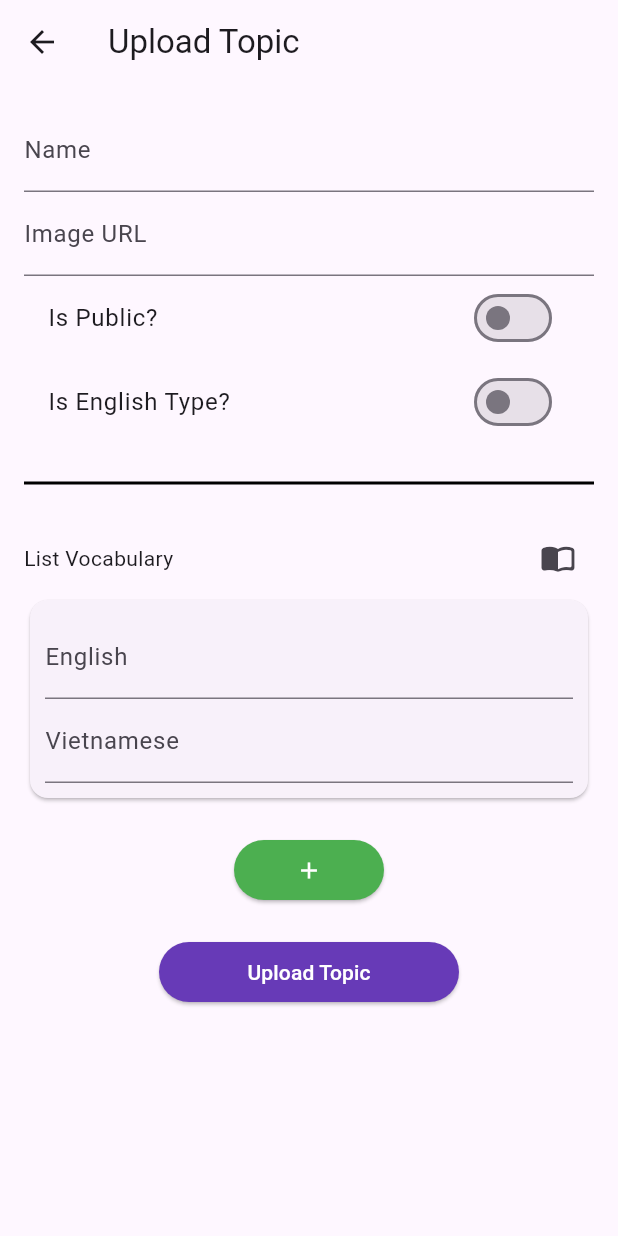
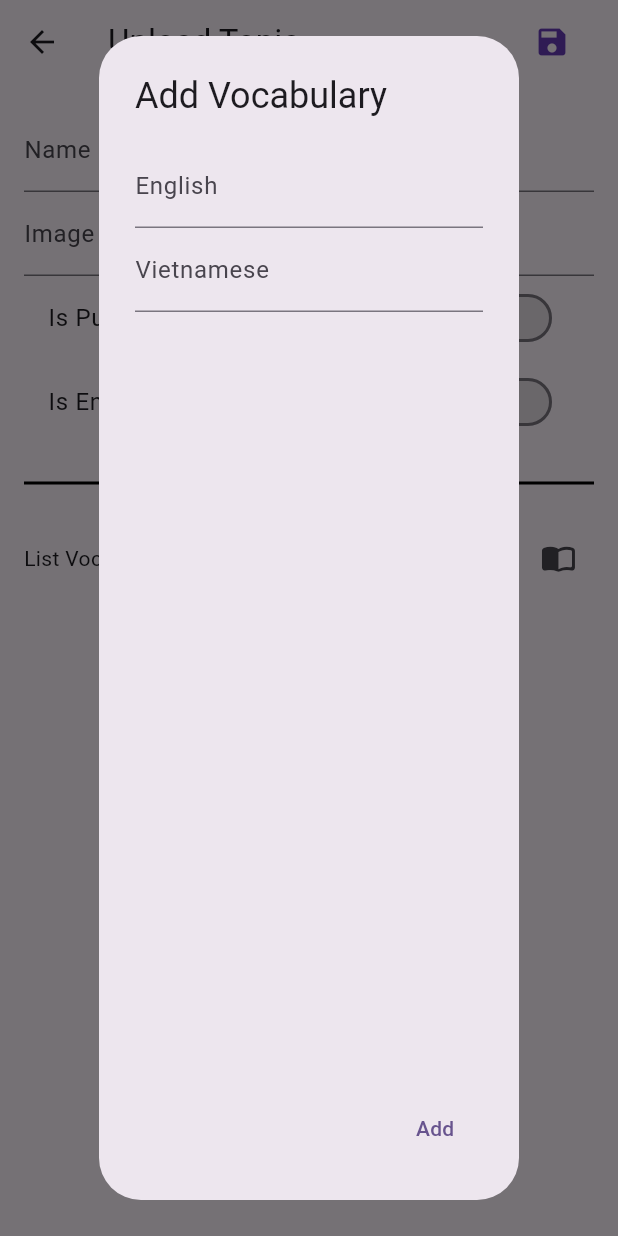
Before and after one commit to giahao222/englishquiz, a Flutter app: the AddTopic screen opened by its route, after a tap on the "add" icon, on a phone screen of 412 x 824 dp. Run offline on Flutter 3.47's test engine with Material 3 defaults, Android fonts, the light colour scheme and no system bars; our stand-ins replace firebase_auth, firebase_core, firebase_database, get, shared_preferences; accounts and stored records are empty.

Commit message:
done add topic

```diff
--- a/lib/main.dart
+++ b/lib/main.dart
@@ -2,7 +2,7 @@ import 'package:englishquiz/screens/auth/login.dart';
 import 'package:englishquiz/screens/home/Home.dart';
 import 'package:englishquiz/screens/home/MainScreen.dart';
 import 'package:englishquiz/screens/library/AddTopic.dart';
-import 'package:englishquiz/screens/library/TopicController.dart';
+import 'package:englishquiz/screens/library/MyTopics.dart';
 import 'package:englishquiz/services/FirebaseService.dart';
 import 'package:firebase_core/firebase_core.dart';
 import 'package:flutter/foundation.dart';
@@ -44,7 +44,7 @@ class MyApp extends StatelessWidget {
       home: MainScreen(),
       debugShowCheckedModeBanner: false,
       getPages: [
-        GetPage(name: '/add_topic', page: () => AddTopic()),
+        GetPage(name: '/add-topic', page: () => AddTopic()),
       ],
     );
   }
--- a/lib/screens/home/Topic.dart
+++ b/lib/screens/home/Topic.dart
@@ -2,7 +2,6 @@ import 'package:json_annotation/json_annotation.dart';
 
 @JsonSerializable()
 class Topic {
-  String id;
   String name;
   String creator;
   String image;
@@ -10,12 +9,11 @@ class Topic {
   bool isEngType;
   Map<String, dynamic> listVocab;
 
-  Topic(this.id, this.name, this.creator, this.image, this.isPublic,
-      this.isEngType, this.listVocab);
+  Topic(this.name, this.creator, this.image, this.isPublic, this.isEngType,
+      this.listVocab);
 
-  factory Topic.fromJson(String id, Map<dynamic, dynamic> json) {
+  factory Topic.fromJson(Map<dynamic, dynamic> json) {
     return Topic(
-      id,
       json['name'],
       json['creator'],
       json['image'],
@@ -25,8 +23,7 @@ class Topic {
     );
   }
 
-  Map<dynamic, dynamic> toJson() => {
-        'id': id,
+  Map<String, dynamic> toJson() => {
         'name': name,
         'creator': creator,
         'image': image,
@@ -34,4 +31,9 @@ class Topic {
         'isEngType': isEngType,
         'list_vocab': listVocab,
       };
+
+  @override
+  String toString() {
+    return 'Topic{name: $name, creator: $creator, image: $image, isPublic: $isPublic, isEngType: $isEngType, listVocab: $listVocab}';
+  }
 }
--- a/lib/screens/library/AddTopic.dart
+++ b/lib/screens/library/AddTopic.dart
@@ -1,14 +1,15 @@
-import 'package:englishquiz/utils/UniqueKeyGenerator.dart';
+import 'package:englishquiz/screens/home/Topic.dart';
+import 'package:englishquiz/services/FirebaseService.dart';
 import 'package:firebase_auth/firebase_auth.dart';
 import 'package:firebase_core/firebase_core.dart';
 import 'package:flutter/material.dart';
 import 'package:get/get.dart';
 
-class WordPair {
-  String eng;
-  String vie;
+class CardData {
+  var vietnamese = ''.obs;
+  var english = ''.obs;
 
-  WordPair({required this.eng, required this.vie});
+  CardData({required this.vietnamese, required this.english});
 }
 
 class AddTopicController extends GetxController {
@@ -17,24 +18,52 @@ class AddTopicController extends GetxController {
   var isPublic = false.obs;
   var isEngType = false.obs;
   var listVocab = <String, dynamic>{}.obs;
-  var topics = <WordPair>[].obs;
-  final _creator = FirebaseAuth.instance.currentUser!.displayName;
+  var engWord = '';
+  var vieWord = '';
+  var listCard = <CardData>[].obs;
+  // final _creator = FirebaseAuth.instance.currentUser!.displayName??'Unknown';
 
+  void uploadTopic() async {
+    if (name.value.isEmpty || image.value.isEmpty || listCard.isEmpty) {
+      Get.snackbar('Error', 'Please fill all fields',
+          snackPosition: SnackPosition.BOTTOM,
+          backgroundColor: Colors.red,
+          colorText: Colors.white,
+          duration: Duration(seconds: 2));
+      return;
+    }
 
-  @override
-  void onInit() {
-    super.onInit();
+    Topic topic = Topic(
+        name.value,
+        'Unknown',
+        image.value,
+        isPublic.value,
+        isEngType.value,
+        _convertToListVocab(listCard));
+    await FirebaseService().addData('Topics', topic.toJson());
+    Get.back();
   }
 
-  void uploadTopic() {
+  Map<String, dynamic> _convertToListVocab(RxList<CardData> listCard) {
+    Map<String, dynamic> listVocab = {};
+    listCard.forEach((card) {
+      listVocab[card.english.value] = card.vietnamese.value;
+    });
+    return listVocab;
   }
 
-  void addCard() {
-    topics.add(WordPair(eng: '', vie: ''));
+  // Function to add card
+  void addCard(CardData card) {
+    listCard.add(card);
   }
 
+  // Function to remove card
   void removeCard(int index) {
-    topics.removeAt(index);
+    listCard.removeAt(index);
+    for (int i = 0; i < listCard.length; i++) {
+      print(
+          'Card $i: ${listCard[i].english.value} - ${listCard[i].vietnamese.value}');
+    }
   }
 
   String? textValidator(String value) {
@@ -48,15 +77,28 @@ class AddTopicController extends GetxController {
 class AddTopic extends StatelessWidget {
   final AddTopicController controller = Get.put(AddTopicController());
 
+  AddTopic({Key? key}) : super(key: key);
+
   @override
   Widget build(BuildContext context) {
     return Scaffold(
       appBar: AppBar(
         title: Text("Upload Topic"),
+        actions: [
+          Container(
+            margin: EdgeInsets.only(right: 20),
+            child: IconButton(
+              onPressed: () {},
+              icon: Icon(
+                Icons.save,
+                color: Colors.deepPurple,
+              ),
+            ),
+          ),
+        ],
       ),
-      body: SingleChildScrollView(
-        padding: EdgeInsets.all(16),
-        child: Form(
+      body: ListView(padding: EdgeInsets.all(16), children: [
+        Form(
           child: Column(
             children: [
               TextFormField(
@@ -65,9 +107,11 @@ class AddTopic extends StatelessWidget {
                 autovalidateMode: AutovalidateMode.onUserInteraction,
                 validator: (value) => controller.textValidator(value!),
               ),
-              TextField(
+              TextFormField(
                 onChanged: (value) => controller.image.value = value,
                 decoration: InputDecoration(labelText: 'Image URL'),
+                autovalidateMode: AutovalidateMode.onUserInteraction,
+                validator: (value) => controller.textValidator(value!),
               ),
               Obx(() => SwitchListTile(
                     title: Text("Is Public?"),
@@ -87,60 +131,95 @@ class AddTopic extends StatelessWidget {
               Row(
                 mainAxisAlignment: MainAxisAlignment.spaceBetween,
                 children: [
-                  Text('List Vocabulary'),
-                  IconButton(
-                    tooltip: 'Import from csv file',
-                    onPressed: () {
-                    },
-                    icon: Icon(Icons.import_contacts_rounded),
+                  Expanded(
+                    child: Text('List Vocabulary'),
+                    flex: 6,
+                  ),
+                  Expanded(
+                    flex: 1,
+                    child: IconButton(
+                      tooltip: 'Add Vocabulary',
+                      onPressed: () {
+                        showDialog(
+                            context: context,
+                            builder: (_) => AlertDialog(
+                                  title: Text('Add Vocabulary'),
+                                  content: Column(
+                                    children: [
+                                      TextFormField(
+                                        onChanged: (value) =>
+                                            controller.engWord = value,
+                                        decoration: InputDecoration(
+                                            labelText: 'English'),
+                                        autovalidateMode:
+                                            AutovalidateMode.onUserInteraction,
+                                        validator: (value) =>
+                                            controller.textValidator(value!),
+                                      ),
+                                      TextFormField(
+                                        onChanged: (value) =>
+                                            controller.vieWord = value,
+                                        decoration: InputDecoration(
+                                            labelText: 'Vietnamese'),
+                                        autovalidateMode:
+                                            AutovalidateMode.onUserInteraction,
+                                        validator: (value) =>
+                                            controller.textValidator(value!),
+                                      ),
+                                    ],
+                                  ),
+                                  actions: [
+                                    TextButton(
+                                      onPressed: () {
+                                        controller.addCard(CardData(
+                                            english: controller.engWord.obs,
+                                            vietnamese:
+                                                controller.vieWord.obs));
+                                        Get.back();
+                                      },
+                                      child: Text('Add'),
+                                    ),
+                                  ],
+                                ));
+                      },
+                      icon: Icon(Icons.add),
+                    ),
+                  ),
+                  Expanded(
+                    flex: 1,
+                    child: IconButton(
+                      tooltip: 'Import from csv file',
+                      onPressed: () {},
+                      icon: Icon(Icons.import_contacts_rounded),
+                    ),
                   ),
                 ],
               ),
-              Obx(
-                () => Column(
-                  children: List.generate(
-                      controller.topics.length,
-                      (index) => Card(
-                            child: Padding(
-                              padding: const EdgeInsets.all(10.0),
-                              child: Column(
+              Obx(() => Column(
+                    children: controller.listCard
+                        .map((card) => Card(
+                              child: Row(
                                 children: [
-                                  TextField(
-                                    onChanged: (value) =>
-                                        controller.topics[index].eng = value,
-                                    decoration:
-                                        InputDecoration(labelText: 'English'),
+                                  Expanded(
+                                      child: Container(
+                                    padding: EdgeInsets.all(15),
+                                    child: Text(
+                                      '${card.english.value} : ${card.vietnamese.value}',
+                                      style: TextStyle(
+                                          fontSize: 16,
+                                          fontWeight: FontWeight.bold),
+                                    ),
+                                  )),
+                                  IconButton(
+                                    onPressed: () => controller.removeCard(
+                                        controller.listCard.indexOf(card)),
+                                    icon: Icon(Icons.remove),
                                   ),
-                                  TextField(
-                                    onChanged: (value) =>
-                                        controller.topics[index].vie = value,
-                                    decoration:
-                                        InputDecoration(labelText: 'Vietnamese'),
-                                  ),
-                                  if (controller.topics.length > 1)
-                                    IconButton(
-                                      onPressed: () =>
-                                          controller.removeCard(index),
-                                      icon: Icon(Icons.delete),
-                                      color: Colors.red,
-                                    ),
                                 ],
                               ),
-                            ),
-                          )),
-                ),
-              ),
-              SizedBox(height: 20),
-              ElevatedButton(
-                onPressed: () {
-                  controller.addCard();
-                },
-                style: ButtonStyle(
-                  backgroundColor: MaterialStateProperty.all(Colors.green),
-                  fixedSize: MaterialStateProperty.all(Size.fromWidth(100)),
-                ),
-                child: Icon(Icons.add, color: Colors.white),
-              ),
+                            ))
+                        .toList(),
+                  )),
               SizedBox(height: 20),
               ElevatedButton(
                 onPressed: controller.uploadTopic,
@@ -154,7 +233,7 @@ class AddTopic extends StatelessWidget {
             ],
           ),
         ),
-      ),
+      ]),
     );
   }
 }
--- a/pubspec.yaml
+++ b/pubspec.yaml
@@ -31,7 +31,7 @@ dependencies:
   flutter:
     sdk: flutter
   shared_preferences: ^2.0.6
-  web: ^0.4.0
+  web:
   get:
   image_picker: ^1.0.8
 
```
Also changed, not shown: lib/screens/library/MyTopics.dart (+40 -3 lines), lib/screens/library/TopicController.dart (deleted, +0 -33 lines), lib/services/FirebaseService.dart (+9 -0 lines), lib/utils/UniqueKeyGenerator.dart (deleted, +0 -15 lines), pubspec.lock.
